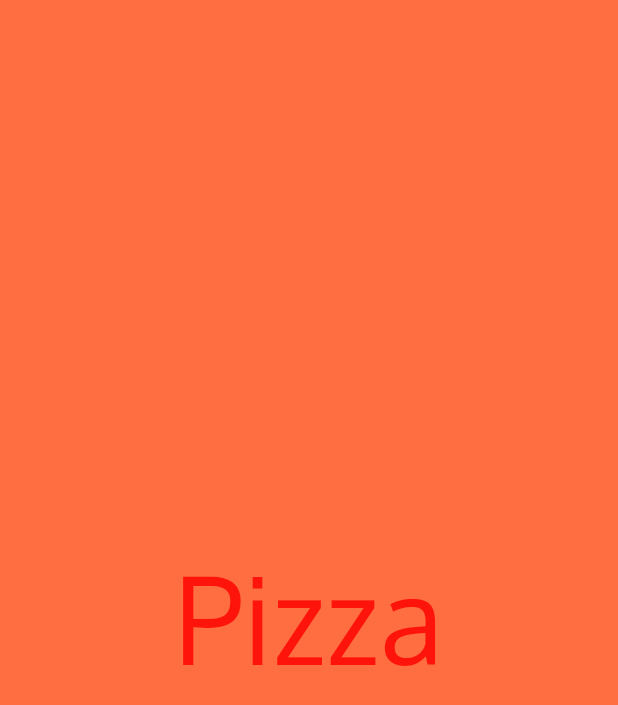
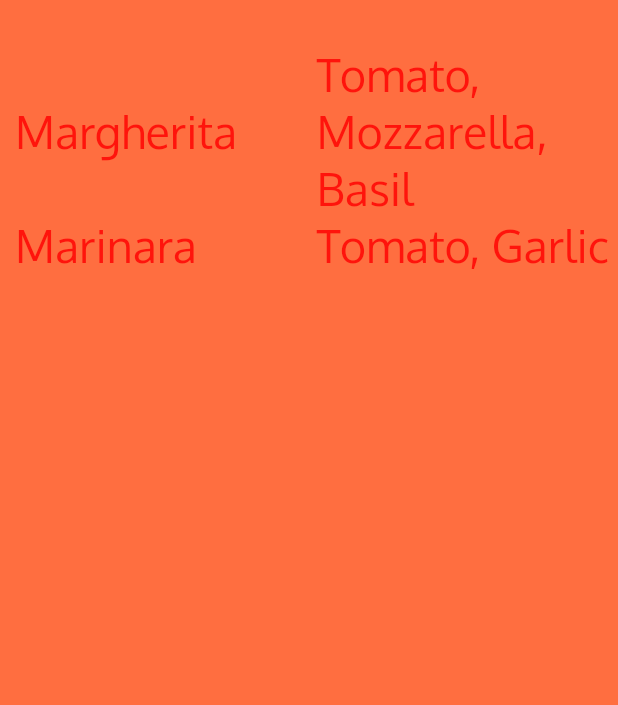
Before and after one commit to sajeevah/flutter-starter, a Flutter app: the screen it shows after launch, on a phone screen of 412 x 824 dp. Shown: the top 705 px of the screen. Run offline on Flutter 3.47's test engine with Material 2 defaults, Android fonts, the phone set to English and light mode, and no system bars.

Commit message:
colums and rows

```diff
--- a/app_widgets/lib/ui/home.dart
+++ b/app_widgets/lib/ui/home.dart
@@ -7,16 +7,54 @@ class Home extends StatelessWidget {
   Widget build(BuildContext context) {
     return Center(child: Container(
       alignment: Alignment.center,
+      padding: EdgeInsets.only(top: 30.0, left: 10.0),
       color: Colors.deepOrangeAccent,
-      child: Text("Pizza",
+      child: Column(children: <Widget> [
+        Row(children: <Widget>[
+          Expanded(child: Text(
+            "Margherita",
             textDirection: TextDirection.ltr,
             style: TextStyle(
-          fontSize: 80.0,
+                fontSize: 30.0,
                 decoration: TextDecoration.none,
                 fontFamily: 'Oxygen',
                 fontWeight: FontWeight.normal
             ),
+          ),),
+          Expanded(child: Text(
+            "Tomato, Mozzarella, Basil",
+            textDirection: TextDirection.ltr,
+            style: TextStyle(
+                fontSize: 30.0,
+                decoration: TextDecoration.none,
+                fontFamily: 'Oxygen',
+                fontWeight: FontWeight.normal
             ),
+          ),),
+        ],),
+        Row(children: <Widget>[
+          Expanded(child: Text(
+            "Marinara",
+            textDirection: TextDirection.ltr,
+            style: TextStyle(
+                fontSize: 30.0,
+                decoration: TextDecoration.none,
+                fontFamily: 'Oxygen',
+                fontWeight: FontWeight.normal
+            ),
+          ),),
+          Expanded(child: Text(
+            "Tomato, Garlic",
+            textDirection: TextDirection.ltr,
+            style: TextStyle(
+                fontSize: 30.0,
+                decoration: TextDecoration.none,
+                fontFamily: 'Oxygen',
+                fontWeight: FontWeight.normal
+            ),
+          ),),
+        ],),
+      ],)
     ));
   }
 }
```
Lines whose indentation alone changed are shown as unchanged.
